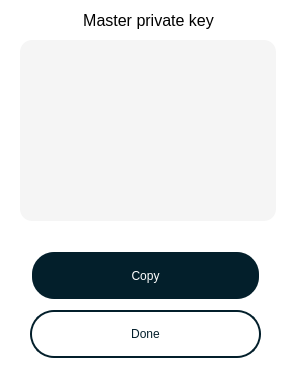
Qt form xprivDialog.ui (nunchuk-io/key-utils) before a commit.
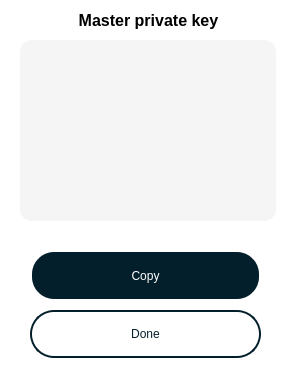
The same form after that commit.

The edit to the form file:
```diff
--- a/xprivDialog.ui
+++ b/xprivDialog.ui
@@ -372,6 +372,8 @@
     <property name="font">
      <font>
       <pointsize>12</pointsize>
+      <weight>75</weight>
+      <bold>true</bold>
      </font>
     </property>
     <property name="text">
```
